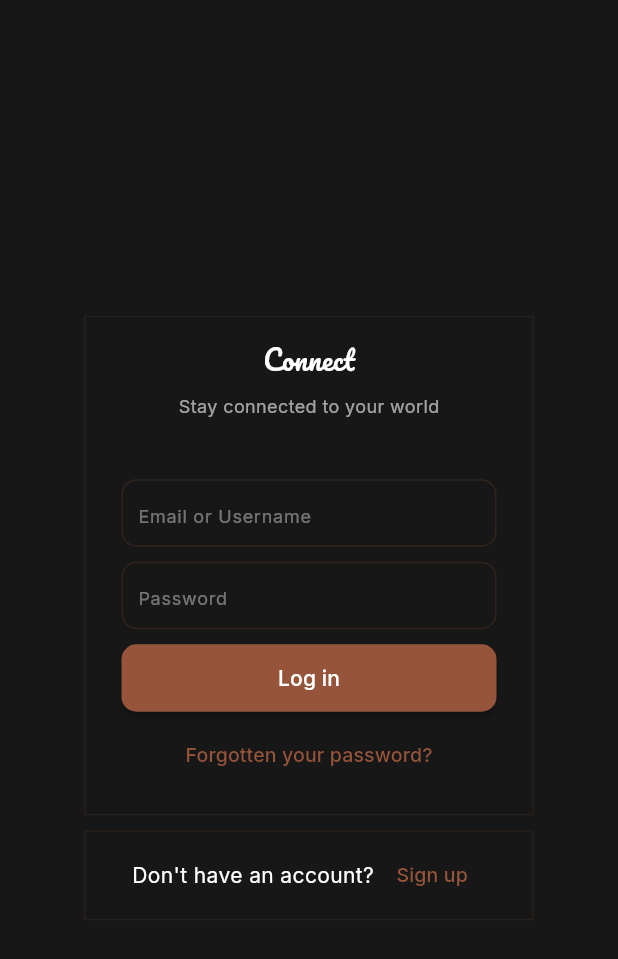
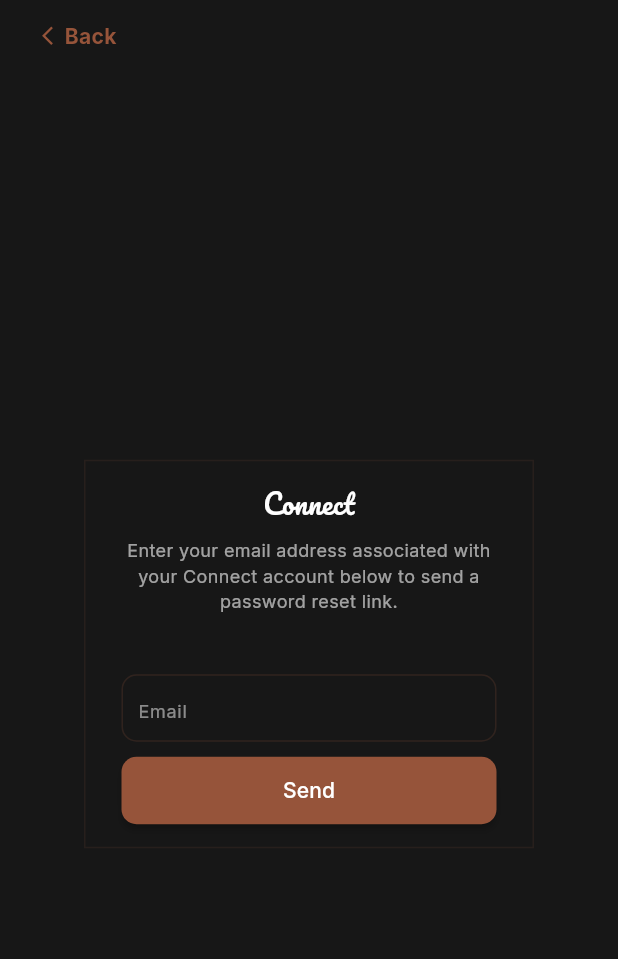
Before and after one commit to turt5/connect, a Flutter app: the screen it shows after launch, after a tap on "Forgotten your password?", on a phone screen of 412 x 824 dp. Shown: the top 959 px of the screen. Run offline on Flutter 3.47's test engine with Material 3 defaults, Android fonts, the phone set to English and light mode, and no system bars; our stand-ins replace google_fonts.

Commit message:
reset password add

```diff
--- a/lib/features/forgotpass/view/pages/_forgotpass.dart
+++ b/lib/features/forgotpass/view/pages/_forgotpass.dart
@@ -0,0 +1,95 @@
+import 'package:connect/features/login/view/pages/_login.dart';
+import 'package:flutter/material.dart';
+import 'package:google_fonts/google_fonts.dart';
+
+class ForgotPassword extends StatelessWidget {
+  ForgotPassword({super.key});
+
+  @override
+  Widget build(BuildContext context) {
+    final theme = Theme.of(context).colorScheme;
+    return Scaffold(
+      backgroundColor: theme.tertiary,
+      body: SafeArea(
+          child: Column(
+        children: [
+          Padding(
+            padding: EdgeInsets.symmetric(horizontal: 20),
+            child: Row(
+              children: [
+                IconButton(
+                    onPressed: () {
+                      Navigator.of(context).pop();
+                    },
+                    icon: Row(
+                      children: [
+                        Icon(
+                          Icons.arrow_back_ios,
+                          size: 15,
+                          color: theme.primary,
+                        ),
+                        Text(
+                          'Back',
+                          style: TextStyle(
+                              color: theme.primary,
+                              fontWeight: FontWeight.bold),
+                        )
+                      ],
+                    ))
+              ],
+            ),
+          ),
+          Expanded(
+              child: Column(
+            mainAxisAlignment: MainAxisAlignment.center,
+            children: [
+              Container(
+                  padding: EdgeInsets.symmetric(vertical: 15),
+                  width: 300,
+                  decoration: BoxDecoration(
+                      border:
+                          Border.all(color: theme.primary.withOpacity(.13))),
+                  child: Column(
+                    children: [
+                      Text(
+                        'Connect',
+                        style: GoogleFonts.pacifico(
+                            color: theme.onTertiary, fontSize: 18),
+                      ),
+                      const SizedBox(
+                        height: 10,
+                      ),
+                      Padding(
+                        padding: const EdgeInsets.symmetric(horizontal: 24),
+                        child: Text(
+                            'Enter your email address associated with your Connect account below to send a password reset link.',
+                            textAlign: TextAlign.center,
+                            style: TextStyle(
+                                color: theme.onTertiary.withOpacity(.6),
+                                fontSize: 12)),
+                      ),
+                      const SizedBox(
+                        height: 40,
+                      ),
+                      CustomTextField(
+                          height: 45,
+                          width: 250,
+                          hint: "Email",
+                          controller: _emailController,
+                          color: theme.primary.withOpacity(.2),
+                          borderWidth: 1,
+                          textColor: theme.onTertiary,
+                          hintColor: theme.onPrimary.withOpacity(.5)),
+                      const SizedBox(height: 10,),
+                      CustomButton(height: 45, width: 250, label: "Send", color: theme.primary, labelColor: theme.onPrimary, onTap: (){}, elevation: 2)
+                    ],
+                  ))
+            ],
+          ))
+        ],
+      )),
+    );
+  }
+
+  final TextEditingController _emailController =TextEditingController();
+}
--- a/lib/features/login/view/pages/_login.dart
+++ b/lib/features/login/view/pages/_login.dart
@@ -1,3 +1,4 @@
+import 'package:connect/features/forgotpass/view/pages/_forgotpass.dart';
 import 'package:connect/features/register/view/pages/_signup.dart';
 import 'package:flutter/material.dart';
 import 'package:google_fonts/google_fonts.dart';
@@ -78,7 +79,9 @@ class LoginPage extends StatelessWidget {
                       height: 5,
                     ),
                     TextButton(
-                        onPressed: () {},
+                        onPressed: () {
+                          Navigator.push(context, MaterialPageRoute(builder: (context)=>ForgotPassword()));
+                        },
                         child: const Text(
                           'Forgotten your password?',
                           style: TextStyle(fontSize: 13),
```
